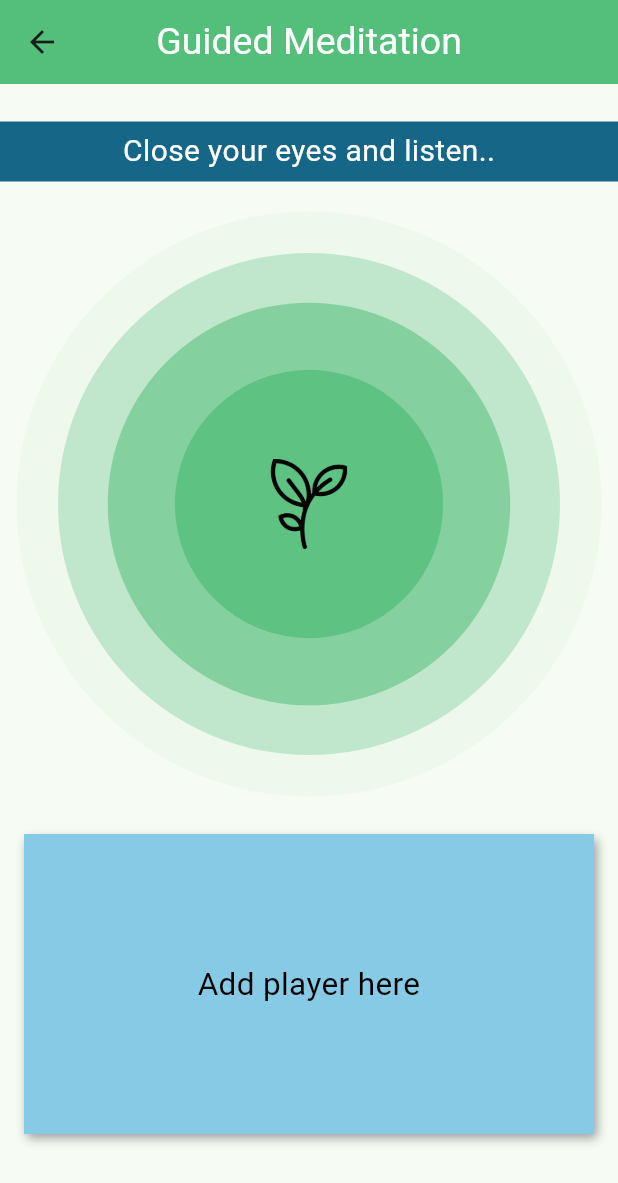
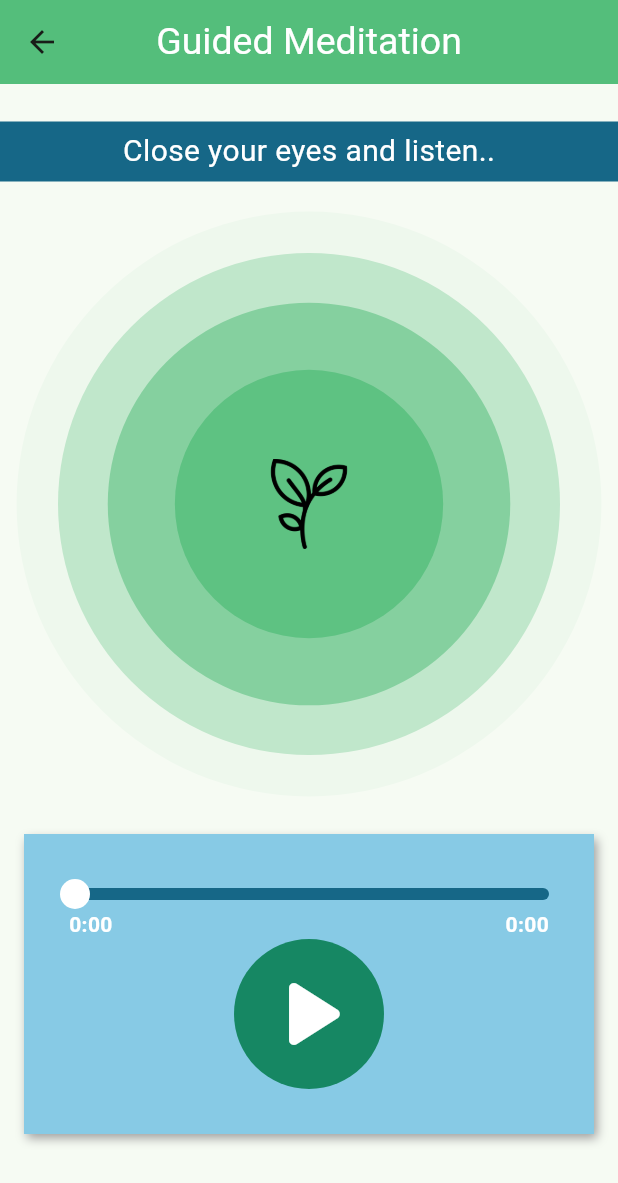
Before and after one commit to mnewby4/project1, a Flutter app: the MeditatePage screen opened directly, on a phone screen of 412 x 824 dp. Shown: the top 1183 px of the screen. Run offline on Flutter 3.47's test engine with Material 3 defaults, Android fonts, the light colour scheme and no system bars; drawn by our look-alikes of audio_video_progress_bar; our stand-ins replace just_audio, rxdart, sqflite; missing offline and left inert: flame_audio; accounts and stored records are empty.

Commit message:
Added audio player to meditation screen

```diff
--- a/lib/meditate.dart
+++ b/lib/meditate.dart
@@ -1,6 +1,9 @@
 import 'dart:math';
 import 'package:flutter/material.dart';
 import 'theme.dart';
+import 'package:just_audio/just_audio.dart';
+import 'package:rxdart/rxdart.dart';
+import 'package:audio_video_progress_bar/audio_video_progress_bar.dart';
 
 class MyPainter extends CustomPainter {
  final double animationValue;
@@ -87,6 +90,149 @@ class _RippleState extends State<_RippleAnimation> with SingleTickerProviderStat
   }
 }
 
+class _AudioPlayerWidget extends StatefulWidget {
+  const _AudioPlayerWidget({super.key});
+
+  @override
+  State<_AudioPlayerWidget> createState() => _AudioPlayerState();
+}
+
+class _AudioPlayerState extends State<_AudioPlayerWidget> {
+  late AudioPlayer _audioPlayer;
+
+  Stream<PositionData> get _positionDataStream =>
+    Rx.combineLatest3<Duration, Duration, Duration?, PositionData>(
+      _audioPlayer.positionStream,
+      _audioPlayer.bufferedPositionStream,
+      _audioPlayer.durationStream,
+      (position, bufferedPosition, duration) => PositionData(
+        position,
+        bufferedPosition,
+        duration ?? Duration.zero,
+      ),
+    );
+
+  @override
+  void initState() {
+    super.initState();
+    _audioPlayer = AudioPlayer()..setAsset("assets/audio/guided.mp3");
+
+
+  }
+
+  @override
+  void dispose() {
+    _audioPlayer.dispose();
+    super.dispose();
+  }
+
+  @override
+  Widget build(BuildContext context) {
+    return Container(
+      height: 200,
+      width: 380,
+      decoration: BoxDecoration(
+        color: const Color.fromRGBO(135, 202, 229, 1),
+        boxShadow: [
+          BoxShadow(
+            color: Colors.grey,
+            offset: const Offset(2.0, 3.0),
+            blurRadius: 5.0,
+          ),
+        ],
+      ),
+      child: Padding( padding: const EdgeInsets.all(30.0),
+        child: Column(
+          mainAxisAlignment:  MainAxisAlignment.center,
+          children: [
+            StreamBuilder<PositionData>(
+              stream: _positionDataStream,
+              builder: (context, snapshot) {
+                final positionData = snapshot.data;
+                return ProgressBar(
+                  barHeight: 8,
+                  baseBarColor: Color.fromRGBO(22, 103, 135, 1),
+                  bufferedBarColor: Colors.grey,
+                  progressBarColor: Color.fromRGBO(255, 241, 205, 1,),
+                  thumbColor: Colors.white,
+                  timeLabelTextStyle: const TextStyle(
+                    color: Colors.white,
+                    fontWeight: FontWeight.w600,
+                  ),
+                  progress: positionData?.position ?? Duration.zero,
+                  buffered: positionData?.bufferedPositionStream ?? Duration.zero,
+                  total: positionData?.duration ?? Duration.zero,
+                  onSeek: _audioPlayer.seek,
+                );
+              },
+            ),
+            Stack(
+              alignment: Alignment.center,
+              children: [
+                Container(
+                  width: 100,
+                  height: 100,
+                  decoration: BoxDecoration(
+                    color: Color.fromRGBO(22, 135, 99, 1),
+                    shape: BoxShape.circle,
+                  ),
+                ),
+                Controls(audioPlayer: _audioPlayer),
+              ],
+            ),
+          ],
+        ),
+      ),
+    );
+  }
+}
+
+class PositionData {
+  const PositionData(this.position, this.bufferedPositionStream, this.duration);
+  final Duration position;
+  final Duration bufferedPositionStream;
+  final Duration duration;
+}
+
+class Controls extends StatelessWidget {
+  const Controls({super.key, required this.audioPlayer});
+
+  final AudioPlayer audioPlayer;
+
+  @override
+  Widget build(BuildContext context) {
+    return StreamBuilder<PlayerState>(
+      stream: audioPlayer.playerStateStream,
+      builder: (context, snapshot) {
+        final playerState = snapshot.data;
+        final processingState = playerState?.processingState;
+        final playing = playerState?.playing;
+
+        if (!(playing ?? false)) {
+          return IconButton(
+            onPressed: audioPlayer.play,
+            iconSize: 80,
+            color: Colors.white,
+            icon: const Icon(Icons.play_arrow_rounded),
+          );
+        } else if (processingState != ProcessingState.completed) {
+          return IconButton(
+            onPressed: audioPlayer.pause,
+            iconSize: 80,
+            color: Colors.white,
+            icon: const Icon(Icons.pause_rounded),
+          );
+        }
+        return const Icon(
+          Icons.play_arrow_rounded,
+          size: 80,
+          color: Colors.white,
+        );
+      },
+    );
+  }
+}
+
 class MeditatePage extends StatelessWidget {
   const MeditatePage({super.key});
 
@@ -131,31 +277,7 @@ class MeditatePage extends StatelessWidget {
             SizedBox(height: 20),
 
             /* Audio Player */
-            AnimatedContainer(
-              height: 200,
-              width: 380,
-              curve: Curves.easeInOut,
-              duration: Duration(seconds: 4),
-              decoration: BoxDecoration(
-                color: const Color.fromRGBO(135, 202, 229, 1),
-                boxShadow: [
-                  BoxShadow(
-                    color: Colors.grey,
-                    offset: const Offset(2.0, 3.0),
-                    blurRadius: 5.0,
-                  ),
-                ],
-              ),
-              child: Padding( padding: const EdgeInsets.all(30.0),
-                child: Align(
-                  child: Text(
-                    "Add player here",
-                    style: AppTheme.theme.textTheme.bodyMedium,
-                    textAlign: TextAlign.center,
-                  ),
-                ),
-              ),
-            ),
+            _AudioPlayerWidget(),
           ],
         ),
       ),
--- a/pubspec.yaml
+++ b/pubspec.yaml
@@ -38,6 +38,10 @@ dependencies:
   path_provider: ^2.1.5
   path: ^1.9.0
   flame_audio: ^2.11.1
+  audio_video_progress_bar: ^2.0.3
+  just_audio: ^0.9.46
+  just_audio_background: ^0.0.1-beta.15
+  rxdart: ^0.28.0
 
 dev_dependencies:
   flutter_test:
@@ -63,7 +67,7 @@ flutter:
 
   assets:
     - assets/images/
-    - assets/audio/backgroundaudio.mp3
+    - assets/audio/
 
   # To add assets to your application, add an assets section, like this:
   # assets:
```
Also changed, not shown: pubspec.lock, 3 other files.
